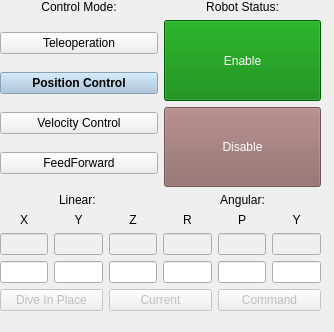
This is riptide_rviz/src/ControlPanel.ui in osu-uwrt/riptide_rvis as Qt 5 draws it before an edit. The edited form follows.
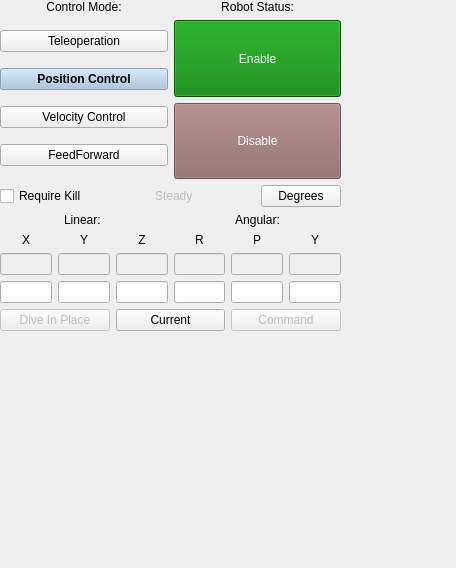
This is the edited form.

Commit message: begin work on control panel

Patch:
```diff
--- a/riptide_rviz/src/ControlPanel.ui
+++ b/riptide_rviz/src/ControlPanel.ui
@@ -6,8 +6,8 @@
    <rect>
     <x>0</x>
     <y>0</y>
-    <width>334</width>
-    <height>332</height>
+    <width>456</width>
+    <height>568</height>
    </rect>
   </property>
   <property name="windowTitle">
@@ -18,8 +18,8 @@
     <rect>
      <x>0</x>
      <y>0</y>
-     <width>321</width>
-     <height>311</height>
+     <width>341</width>
+     <height>331</height>
     </rect>
    </property>
    <layout class="QVBoxLayout" name="layout">
@@ -142,6 +142,60 @@
       </item>
      </layout>
     </item>
+    <item>
+     <layout class="QHBoxLayout" name="horizontalLayout_3">
+      <item>
+       <widget class="QCheckBox" name="ctrlRequireKill">
+        <property name="text">
+         <string>Require Kill</string>
+        </property>
+       </widget>
+      </item>
+      <item>
+       <spacer name="horizontalSpacer">
+        <property name="orientation">
+         <enum>Qt::Horizontal</enum>
+        </property>
+        <property name="sizeHint" stdset="0">
+         <size>
+          <width>40</width>
+          <height>20</height>
+         </size>
+        </property>
+       </spacer>
+      </item>
+      <item>
+       <widget class="QLabel" name="cmdSteady">
+        <property name="enabled">
+         <bool>false</bool>
+        </property>
+        <property name="text">
+         <string>Steady</string>
+        </property>
+       </widget>
+      </item>
+      <item>
+       <spacer name="horizontalSpacer_2">
+        <property name="orientation">
+         <enum>Qt::Horizontal</enum>
+        </property>
+        <property name="sizeHint" stdset="0">
+         <size>
+          <width>40</width>
+          <height>20</height>
+         </size>
+        </property>
+       </spacer>
+      </item>
+      <item>
+       <widget class="QPushButton" name="ctrlDegOrRad">
+        <property name="text">
+         <string>Degrees</string>
+        </property>
+       </widget>
+      </item>
+     </layout>
+    </item>
     <item>
      <layout class="QVBoxLayout" name="command">
       <item>
@@ -205,6 +259,12 @@
           <property name="enabled">
            <bool>false</bool>
           </property>
+          <property name="styleSheet">
+           <string notr="true">QLineEdit:!enabled{color: black;};</string>
+          </property>
+          <property name="text">
+           <string/>
+          </property>
          </widget>
         </item>
         <item row="1" column="5">
@@ -212,6 +272,12 @@
           <property name="enabled">
            <bool>false</bool>
           </property>
+          <property name="styleSheet">
+           <string notr="true">QLineEdit:!enabled{color: black;};</string>
+          </property>
+          <property name="text">
+           <string/>
+          </property>
          </widget>
         </item>
         <item row="1" column="0">
@@ -219,6 +285,12 @@
           <property name="enabled">
            <bool>false</bool>
           </property>
+          <property name="styleSheet">
+           <string notr="true">QLineEdit:!enabled{color: black;};</string>
+          </property>
+          <property name="text">
+           <string/>
+          </property>
          </widget>
         </item>
         <item row="1" column="3">
@@ -226,6 +298,12 @@
           <property name="enabled">
            <bool>false</bool>
           </property>
+          <property name="styleSheet">
+           <string notr="true">QLineEdit:!enabled{color: black;};</string>
+          </property>
+          <property name="text">
+           <string/>
+          </property>
          </widget>
         </item>
         <item row="1" column="1">
@@ -233,6 +311,12 @@
           <property name="enabled">
            <bool>false</bool>
           </property>
+          <property name="styleSheet">
+           <string notr="true">QLineEdit:!enabled{color: black;};</string>
+          </property>
+          <property name="text">
+           <string/>
+          </property>
          </widget>
         </item>
         <item row="0" column="1">
@@ -260,6 +344,12 @@
           <property name="enabled">
            <bool>false</bool>
           </property>
+          <property name="styleSheet">
+           <string notr="true">QLineEdit:!enabled{color: black;};</string>
+          </property>
+          <property name="text">
+           <string/>
+          </property>
          </widget>
         </item>
         <item row="0" column="3">
@@ -307,7 +397,7 @@
         <item>
          <widget class="QPushButton" name="pushButton_4">
           <property name="enabled">
-           <bool>false</bool>
+           <bool>true</bool>
           </property>
           <property name="text">
            <string>Current</string>
```
Left out of the diff: 6 changed lines with no effect on the pictures. The commit also changes 4 other files.
